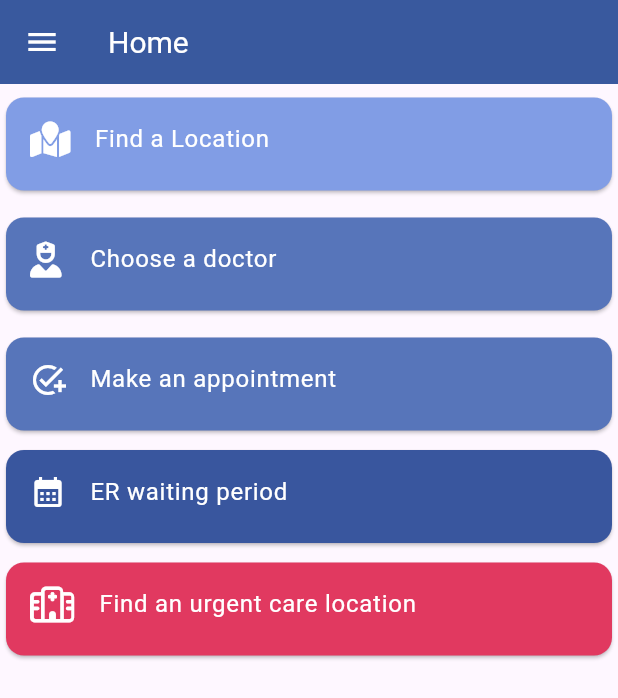
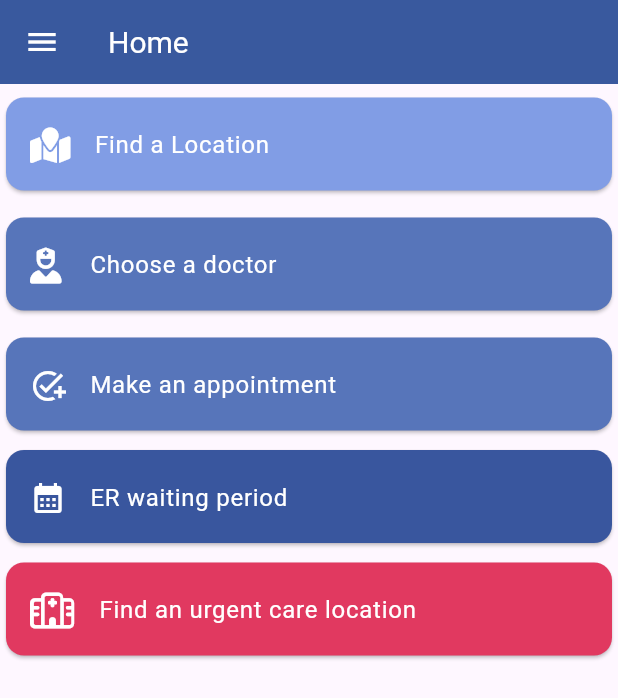
Before and after one commit to Billy272/Health_Plus, a Flutter app: the HomePageScreen screen opened directly, on a phone screen of 412 x 824 dp. Shown: the top 698 px of the screen. Run offline on Flutter 3.47's test engine with Material 3 defaults, Android fonts, the light colour scheme and no system bars; our stand-ins replace font_awesome_flutter.

Commit message:
chore: Update home page with improved UI

```diff
--- a/health_plus/lib/home_page.dart
+++ b/health_plus/lib/home_page.dart
@@ -42,7 +42,8 @@ class HomePageScreen extends StatelessWidget {
                 child: ListTile(
                   title: const Text(
                     'Find a Location',
-                    style: TextStyle(color: Colors.white, fontSize: 16.0),
+                    style: TextStyle(
+                        color: Colors.white, fontSize: 16.0, height: 3),
                   ),
                   leading: const FaIcon(FontAwesomeIcons.mapLocation,
                       color: Colors.white),
@@ -63,7 +64,8 @@ class HomePageScreen extends StatelessWidget {
                   child: ListTile(
                     title: const Text(
                       'Choose a doctor',
-                      style: TextStyle(color: Colors.white, fontSize: 16.0),
+                      style: TextStyle(
+                          color: Colors.white, fontSize: 16.0, height: 3),
                     ),
                     leading: const FaIcon(FontAwesomeIcons.userNurse,
                         color: Colors.white),
@@ -83,7 +85,8 @@ class HomePageScreen extends StatelessWidget {
                   child: ListTile(
                     title: const Text(
                       "Make an appointment",
-                      style: TextStyle(color: Colors.white, fontSize: 16.0),
+                      style: TextStyle(
+                          color: Colors.white, fontSize: 16.0, height: 3),
                     ),
                     leading: const Icon(Icons.add_task, color: Colors.white),
                     onTap: () {
@@ -102,7 +105,8 @@ class HomePageScreen extends StatelessWidget {
                 child: ListTile(
                     title: const Text(
                       "ER waiting period",
-                      style: TextStyle(color: Colors.white, fontSize: 16.0),
+                      style: TextStyle(
+                          color: Colors.white, fontSize: 16.0, height: 3),
                     ),
                     leading:
                         const Icon(Icons.calendar_month, color: Colors.white),
@@ -122,7 +126,8 @@ class HomePageScreen extends StatelessWidget {
                   child: ListTile(
                     title: const Text(
                       "Find an urgent care location",
-                      style: TextStyle(color: Colors.white, fontSize: 16.0),
+                      style: TextStyle(
+                          color: Colors.white, fontSize: 16.0, height: 3),
                     ),
                     leading: const FaIcon(FontAwesomeIcons.hospital,
                         color: Colors.white),
```
